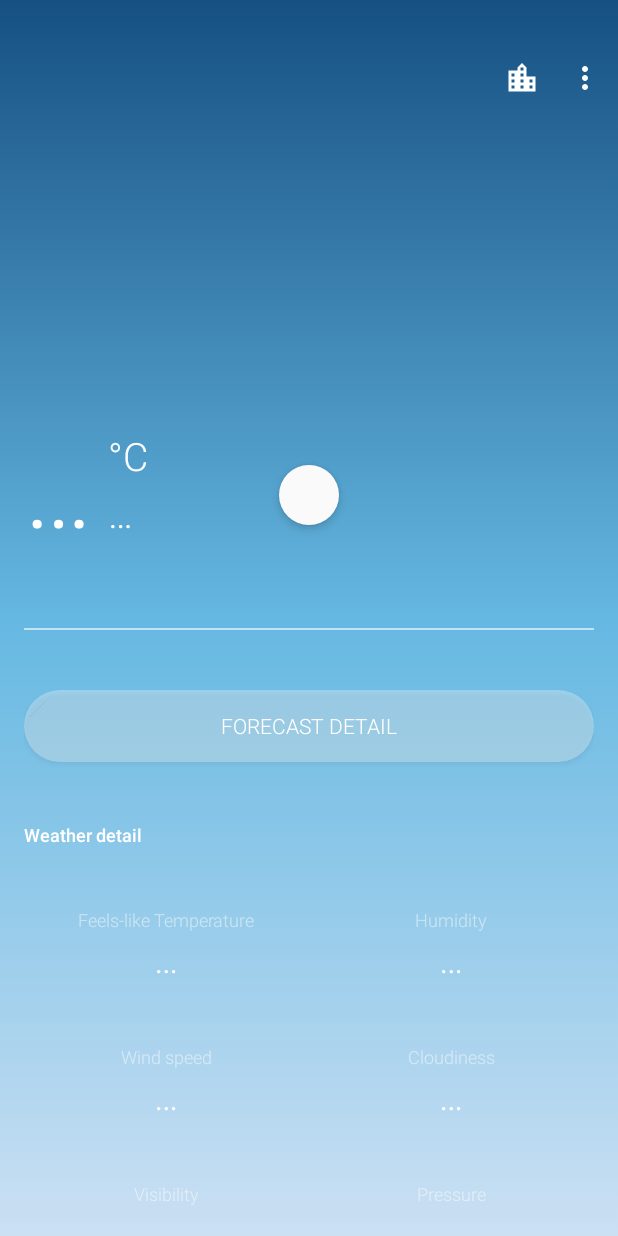
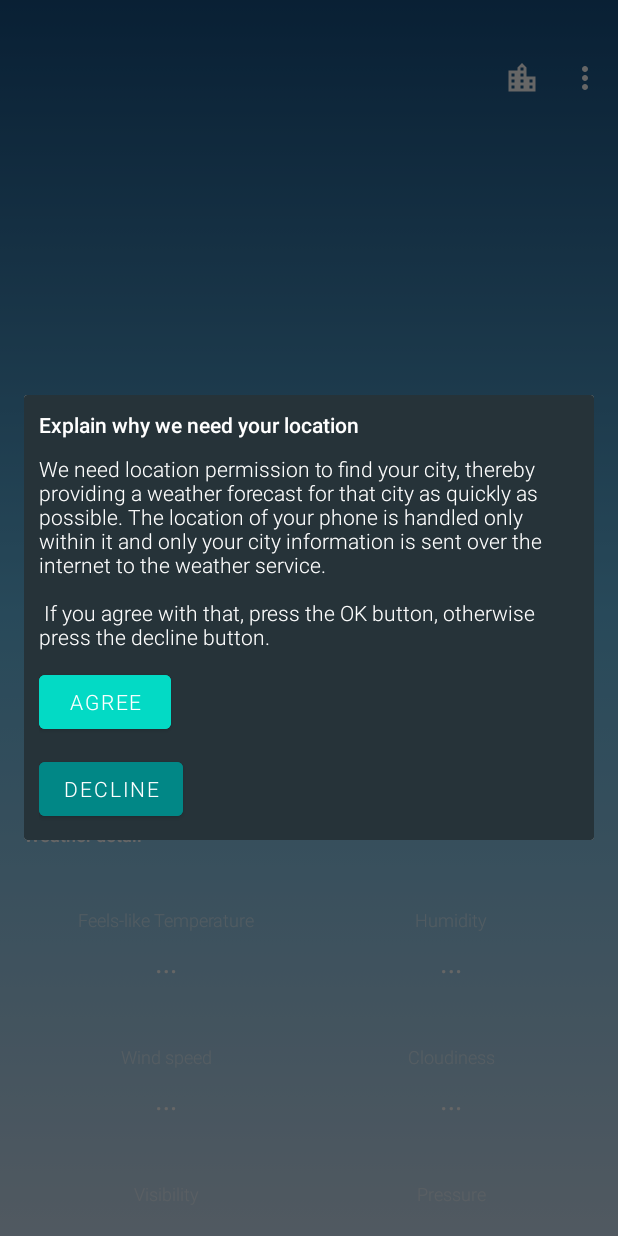
Before and after one commit to duy-maimanh/City-Weather, an Android app: the CurrentWeatherFragment screen opened through its navigation route, on a phone screen of 412 x 824 dp. Run offline under Robolectric (Android 15) with nearby library versions, the light colour scheme and no system bars; our stand-ins replace Dagger/Hilt's generated code, Room's generated code, RxJava; libraries missing offline, so code that uses them is left out: com.opencsv, dev.chrisbanes.insetter; network calls fail; pictures from the network do not load; 2 statements that could not run were skipped.

Commit message:
update popup explain why we need location permission

```diff
--- a/app/src/main/java/com/mmd/cityweather/common/data/preferences/CityWeatherPreferences.kt
+++ b/app/src/main/java/com/mmd/cityweather/common/data/preferences/CityWeatherPreferences.kt
@@ -15,6 +15,8 @@ class CityWeatherPreferences @Inject constructor(
         const val PREFERENCES_NAME = "city_weather"
         private const val DEFAULT_CITY_ID = "default_city_id"
         private const val AUTO_UPDATE_WEATHER = "auto_update_weather"
+        private const val IS_SHOW_LOCATION_EXPLAIN = "is_show_location_explain"
+        private const val IS_USER_APPROVE_LOCATION = "is_user_approve_location"
     }
 
     private val cityPreference = context.getSharedPreferences(
@@ -22,7 +24,8 @@ class CityWeatherPreferences @Inject constructor(
         Context.MODE_PRIVATE
     )
 
-    private val settingPreference = PreferenceManager.getDefaultSharedPreferences(context)
+    private val settingPreference =
+        PreferenceManager.getDefaultSharedPreferences(context)
 
     override fun putSelectedCityId(id: Long) {
         edit { putLong(DEFAULT_CITY_ID, id) }
@@ -36,6 +39,22 @@ class CityWeatherPreferences @Inject constructor(
         return settingPreference.getBoolean(AUTO_UPDATE_WEATHER, false)
     }
 
+    override fun isShowPrivacyExplain(): Boolean {
+        return cityPreference.getBoolean(IS_SHOW_LOCATION_EXPLAIN, false)
+    }
+
+    override fun isUserApproveLocation(): Boolean {
+        return cityPreference.getBoolean(IS_USER_APPROVE_LOCATION, false)
+    }
+
+    override fun setUserApproveLocation(status: Boolean) {
+        edit { putBoolean(IS_USER_APPROVE_LOCATION, status) }
+    }
+
+    override fun setShowPrivacyExplain(status: Boolean) {
+        edit { putBoolean(IS_SHOW_LOCATION_EXPLAIN, status) }
+    }
+
     private inline fun edit(block: SharedPreferences.Editor.() -> Unit) {
         with(cityPreference.edit()) {
             block()
--- a/app/src/main/java/com/mmd/cityweather/common/data/preferences/Preferences.kt
+++ b/app/src/main/java/com/mmd/cityweather/common/data/preferences/Preferences.kt
@@ -7,4 +7,12 @@ interface Preferences {
     fun getSelectedCityId(): Long
 
     fun getAutoUpdateWeatherStatus(): Boolean
+
+    fun isShowPrivacyExplain(): Boolean
+
+    fun isUserApproveLocation(): Boolean
+
+    fun setShowPrivacyExplain(status : Boolean)
+
+    fun setUserApproveLocation(status: Boolean)
 }
--- /dev/null
+++ b/app/src/main/java/com/mmd/cityweather/currentweather/domain/ExplainDialogStatus.kt
@@ -0,0 +1,13 @@
+package com.mmd.cityweather.currentweather.domain
+
+import com.mmd.cityweather.common.data.preferences.CityWeatherPreferences
+import javax.inject.Inject
+
+class ExplainDialogStatus @Inject constructor(
+    private val weatherPreferences: CityWeatherPreferences
+) {
+
+    operator fun invoke() = weatherPreferences.isShowPrivacyExplain()
+
+    fun set(status: Boolean) = weatherPreferences.setShowPrivacyExplain(status)
+}
--- a/app/src/main/java/com/mmd/cityweather/currentweather/presentation/CurrentWeatherFragment.kt
+++ b/app/src/main/java/com/mmd/cityweather/currentweather/presentation/CurrentWeatherFragment.kt
@@ -36,6 +36,11 @@ import kotlin.math.roundToInt
 
 @AndroidEntryPoint
 class CurrentWeatherFragment : Fragment() {
+    companion object {
+        const val CURRENT_WEATHER_KEY = "current_weather_key"
+        const val APPROVE_LOCATION_KEY = "approve_location_key"
+    }
+
     private lateinit var binding: FragmentCurrentWeatherBinding
     private val viewModel: CurrentWeatherViewModel by viewModels()
     private lateinit var fusedLocationClient: FusedLocationProviderClient
@@ -54,7 +59,8 @@ class CurrentWeatherFragment : Fragment() {
                             )
                         )
                     } else {
-                        val locationRequest: LocationRequest = LocationRequest().setPriority(
+                        val locationRequest: LocationRequest =
+                            LocationRequest().setPriority(
                                 LocationRequest.PRIORITY_LOW_POWER
                             ).setInterval(10000).setFastestInterval(
                                 1000
@@ -62,16 +68,19 @@ class CurrentWeatherFragment : Fragment() {
 
 
                         // Initialize location call back
-                        val locationCallback: LocationCallback = object : LocationCallback() {
+                        val locationCallback: LocationCallback =
+                            object : LocationCallback() {
                                 override fun onLocationResult(
                                     locationResult: LocationResult
                                 ) {
                                     // Initialize
                                     // location
-                                val location1: Location = locationResult.lastLocation ?: return
+                                    val location1: Location =
+                                        locationResult.lastLocation ?: return
                                     viewModel.onEven(
                                         CurrentWeatherEvent.ChangeNewLocation(
-                                        location1.latitude, location1.longitude
+                                            location1.latitude,
+                                            location1.longitude
                                         )
                                     )
                                 }
@@ -82,15 +91,18 @@ class CurrentWeatherFragment : Fragment() {
                         )
                     }
                 }.addOnFailureListener { exception ->
-
+                    println()
                 }
             } else {
+                println()
                 // Permission denied
             }
         }
 
     override fun onCreateView(
-        inflater: LayoutInflater, container: ViewGroup?, savedInstanceState: Bundle?
+        inflater: LayoutInflater,
+        container: ViewGroup?,
+        savedInstanceState: Bundle?
     ): View {
         // Inflate the layout for this fragment
         binding = FragmentCurrentWeatherBinding.inflate(
@@ -106,21 +118,33 @@ class CurrentWeatherFragment : Fragment() {
 
     override fun onCreate(savedInstanceState: Bundle?) {
         super.onCreate(savedInstanceState)
-        fusedLocationClient = LocationServices.getFusedLocationProviderClient(requireActivity())
+        fusedLocationClient =
+            LocationServices.getFusedLocationProviderClient(requireActivity())
     }
 
     override fun onViewCreated(view: View, savedInstanceState: Bundle?) {
         super.onViewCreated(view, savedInstanceState)
         viewSetup()
         subscribeToViewStateUpdates()
+
+        parentFragmentManager.setFragmentResultListener(
+            CURRENT_WEATHER_KEY,
+            this
+        ) { _, bundle ->
+            val result = bundle.getBoolean(APPROVE_LOCATION_KEY)
+            if (result) {
                 locationPermissionRequest.launch(Manifest.permission.ACCESS_COARSE_LOCATION)
+            }
+        }
     }
 
     private fun viewSetup() {
         //  set content's position below status bar.
-        val statusBarHeightId = resources.getIdentifier("status_bar_height", "dimen", "android")
+        val statusBarHeightId =
+            resources.getIdentifier("status_bar_height", "dimen", "android")
         val statusBarHeight = resources.getDimensionPixelSize(statusBarHeightId)
-        (binding.appBar.layoutParams as? MarginLayoutParams)?.topMargin = statusBarHeight
+        (binding.appBar.layoutParams as? MarginLayoutParams)?.topMargin =
+            statusBarHeight
         var toolbarBottomLineMargin = 0
         (binding.toolBarBottomLine.layoutParams as? MarginLayoutParams)?.let {
             toolbarBottomLineMargin = it.topMargin + statusBarHeight
@@ -135,14 +159,17 @@ class CurrentWeatherFragment : Fragment() {
             val appBarHeight = appBarLayout!!.measuredHeight
             val screenBackgroundAlpha =
                 (appBarHeight.toFloat() - toolBarHeight + verticalOffset) / (appBarHeight.toFloat() - toolBarHeight) * 255
-            binding.coordinatorLayout.background.alpha = screenBackgroundAlpha.roundToInt()
+            binding.coordinatorLayout.background.alpha =
+                screenBackgroundAlpha.roundToInt()
 
 
-            val toolbarAlphaStartPosition = (appBarHeight.toFloat() - toolBarHeight) * 0.45f
+            val toolbarAlphaStartPosition =
+                (appBarHeight.toFloat() - toolBarHeight) * 0.45f
             if (verticalOffset <= -toolbarAlphaStartPosition) {
                 val toolbarBackgroundAlpha =
                     ((toolbarAlphaStartPosition + verticalOffset) / toolbarAlphaStartPosition) * 255
-                binding.toolBarBottomLine.background.alpha = -toolbarBackgroundAlpha.roundToInt()
+                binding.toolBarBottomLine.background.alpha =
+                    -toolbarBackgroundAlpha.roundToInt()
             } else {
                 binding.toolBarBottomLine.background.alpha = 0
             }
@@ -208,6 +235,28 @@ class CurrentWeatherFragment : Fragment() {
         handleMoveToCorrectLocation(state.moveToCorrectLocation)
         handleOpenForecastWeatherDetail(state.openForecastDetail)
         startUpdateUpdate(state.startAutoUpdate)
+        showLocationExplainDialog(state.isShowLocationExplainDialog)
+        requestPermissionWhenUserApproveLocationExplain(state.isUserApproveForLocation)
+    }
+
+    private fun requestPermissionWhenUserApproveLocationExplain(
+        status: Event<Boolean>?
+    ) {
+        val unhandleStatus = status?.getContentIfNotHandled() ?: return
+
+        if (unhandleStatus) {
+            locationPermissionRequest.launch(Manifest.permission.ACCESS_COARSE_LOCATION)
+        }
+    }
+
+
+    private fun showLocationExplainDialog(status: Event<Boolean>?) {
+        val unhandleStatus = status?.getContentIfNotHandled() ?: return
+
+        if (unhandleStatus) {
+            findNavController().navigate(R.id.action_currentWeatherFragment_to_privacyPopupFragment)
+            viewModel.markLocationExplainShowed()
+        }
     }
 
     private fun startUpdateUpdate(isStart: Pair<Boolean, CityInfoDetail>?) {
@@ -261,13 +310,15 @@ class CurrentWeatherFragment : Fragment() {
                 appBar.title = it.cityName
                 tvDegree.text = it.temp.roundToInt().toString()
                 tvFeelLikeDegree.text = String.format(
-                    getString(R.string.tv_temp), it.tempFeelLike.roundToInt().toString()
+                    getString(R.string.tv_temp),
+                    it.tempFeelLike.roundToInt().toString()
                 )
                 tvHumidity.text = String.format(
                     getString(R.string.tv_humidity), it.humidity.toString()
                 )
                 tvWindSpeed.text = String.format(
-                    getString(R.string.tv_wind_speed), it.windSpeed.roundToInt().toString()
+                    getString(R.string.tv_wind_speed),
+                    it.windSpeed.roundToInt().toString()
                 )
                 tvCloudiness.text = String.format(
                     getString(R.string.tv_humidity), it.cloudiness.toString()
@@ -295,7 +346,8 @@ class CurrentWeatherFragment : Fragment() {
         }
 
         if (snackbarMessage.isNotEmpty()) {
-            Snackbar.make(requireView(), snackbarMessage, Snackbar.LENGTH_LONG).show()
+            Snackbar.make(requireView(), snackbarMessage, Snackbar.LENGTH_LONG)
+                .show()
         }
         updateLoadingStatus(false)
     }
--- a/app/src/main/java/com/mmd/cityweather/currentweather/presentation/CurrentWeatherViewModel.kt
+++ b/app/src/main/java/com/mmd/cityweather/currentweather/presentation/CurrentWeatherViewModel.kt
@@ -12,6 +12,7 @@ import com.mmd.cityweather.common.presentation.models.UIForecastWeather
 import com.mmd.cityweather.currentweather.domain.*
 import com.mmd.cityweather.currentweather.domain.model.CityId
 import com.mmd.cityweather.forecastweatherdetail.domain.ForecastWeather
+import com.mmd.cityweather.privacy.domain.UserApproveLocation
 import com.mmd.cityweather.splash.domain.InsertDefaultCity
 import dagger.hilt.android.lifecycle.HiltViewModel
 import io.reactivex.android.schedulers.AndroidSchedulers
@@ -37,7 +38,9 @@ class CurrentWeatherViewModel @Inject constructor(
     private val compositeDisposable: CompositeDisposable,
     private val getBackgroundForCurrentWeather: GetBackgroundForCurrentWeather,
     private val forecastWeather: ForecastWeather,
-    private val checkAutoUpdateWeather: CheckAutoUpdateWeather
+    private val checkAutoUpdateWeather: CheckAutoUpdateWeather,
+    private val explainDialogStatus: ExplainDialogStatus,
+    private val userApproveLocation: UserApproveLocation
 ) : ViewModel() {
 
     private val _state = MutableStateFlow(CurrentWeatherViewState())
@@ -46,6 +49,7 @@ class CurrentWeatherViewModel @Inject constructor(
 
     init {
         subscribeToSelectedCity()
+        checkShowLocationExplainDialog()
     }
 
     fun onEven(event: CurrentWeatherEvent) {
@@ -96,7 +100,8 @@ class CurrentWeatherViewModel @Inject constructor(
 
     private fun requestCurrentWeather() {
         onLoadingStatus(true)
-        val exception = viewModelScope.createExceptionHandler("Network error", ::onFailure)
+        val exception =
+            viewModelScope.createExceptionHandler("Network error", ::onFailure)
         viewModelScope.launch(exception) {
             requestCurrentWeather(
                 selectedCityInfo.cityId,
@@ -175,6 +180,23 @@ class CurrentWeatherViewModel @Inject constructor(
             }).addTo(compositeDisposable)
     }
 
+    // if explainDialogStatus true, that mean it showed.
+    private fun checkShowLocationExplainDialog() {
+        _state.update { oldState ->
+            oldState.copy(isShowLocationExplainDialog = Event(!explainDialogStatus()))
+        }
+
+        if (explainDialogStatus()){
+            _state.update { oldState->
+                oldState.copy(isUserApproveForLocation = Event(userApproveLocation()))
+            }
+        }
+    }
+
+    fun markLocationExplainShowed() {
+        explainDialogStatus.set(true)
+    }
+
     private fun onLoadingStatus(
         loadingStatus: Boolean, isFirstInit: Boolean = false
     ) {
--- a/app/src/main/java/com/mmd/cityweather/currentweather/presentation/CurrentWeatherViewState.kt
+++ b/app/src/main/java/com/mmd/cityweather/currentweather/presentation/CurrentWeatherViewState.kt
@@ -15,5 +15,7 @@ data class CurrentWeatherViewState(
     val moveToCorrectLocation: Boolean = false,
     val failure: Event<Throwable>? = null,
     val openForecastDetail: List<CityId> = emptyList(),
-    val startAutoUpdate: Pair<Boolean, CityInfoDetail>? = null
+    val startAutoUpdate: Pair<Boolean, CityInfoDetail>? = null,
+    val isShowLocationExplainDialog: Event<Boolean>? = null,
+    val isUserApproveForLocation: Event<Boolean>? = null
 )
--- a/app/src/main/java/com/mmd/cityweather/privacy/PrivacyPopupFragment.kt
+++ /dev/null
@@ -1,25 +0,0 @@
-package com.mmd.cityweather.privacy
-
-import android.os.Bundle
-import android.view.LayoutInflater
-import android.view.View
-import android.view.ViewGroup
-import androidx.fragment.app.DialogFragment
-import com.mmd.cityweather.databinding.DialogPrivacyBinding
-
-class PrivacyPopupFragment: DialogFragment() {
-
-    private lateinit var binding: DialogPrivacyBinding
-
-    override fun onCreateView(
-        inflater: LayoutInflater,
-        container: ViewGroup?,
-        savedInstanceState: Bundle?
-    ): View {
-        // Inflate the layout for this fragment
-        binding = DialogPrivacyBinding.inflate(
-            inflater, container, false
-        )
-        return binding.root
-    }
-}
--- /dev/null
+++ b/app/src/main/java/com/mmd/cityweather/privacy/domain/UserApproveLocation.kt
@@ -0,0 +1,13 @@
+package com.mmd.cityweather.privacy.domain
+
+import com.mmd.cityweather.common.data.preferences.CityWeatherPreferences
+import javax.inject.Inject
+
+class UserApproveLocation @Inject constructor(
+    private val weatherPreferences: CityWeatherPreferences
+) {
+
+    operator fun invoke() = weatherPreferences.isUserApproveLocation()
+
+    fun set(status: Boolean) = weatherPreferences.setUserApproveLocation(status)
+}
--- /dev/null
+++ b/app/src/main/java/com/mmd/cityweather/privacy/presentation/LocationExplainViewModel.kt
@@ -0,0 +1,16 @@
+package com.mmd.cityweather.privacy.presentation
+
+import androidx.lifecycle.ViewModel
+import com.mmd.cityweather.privacy.domain.UserApproveLocation
+import dagger.hilt.android.lifecycle.HiltViewModel
+import javax.inject.Inject
+
+@HiltViewModel
+class LocationExplainViewModel @Inject constructor(private val userApproveLocation: UserApproveLocation) :
+    ViewModel() {
+
+    // save user decision
+    fun approve() {
+        userApproveLocation.set(true)
+    }
+}
--- /dev/null
+++ b/app/src/main/java/com/mmd/cityweather/privacy/presentation/PrivacyPopupFragment.kt
@@ -0,0 +1,47 @@
+package com.mmd.cityweather.privacy.presentation
+
+import android.os.Bundle
+import android.view.LayoutInflater
+import android.view.View
+import android.view.ViewGroup
+import androidx.core.os.bundleOf
+import androidx.fragment.app.DialogFragment
+import androidx.fragment.app.setFragmentResult
+import androidx.fragment.app.viewModels
+import com.mmd.cityweather.currentweather.presentation.CurrentWeatherFragment
+import com.mmd.cityweather.databinding.DialogPrivacyBinding
+import dagger.hilt.android.AndroidEntryPoint
+
+@AndroidEntryPoint
+class PrivacyPopupFragment : DialogFragment() {
+    private val locationExplainViewModel: LocationExplainViewModel by viewModels()
+
+    private lateinit var binding: DialogPrivacyBinding
+
+    override fun onCreateView(
+        inflater: LayoutInflater,
+        container: ViewGroup?,
+        savedInstanceState: Bundle?
+    ): View {
+        // Inflate the layout for this fragment
+        binding = DialogPrivacyBinding.inflate(
+            inflater, container, false
+        )
+        return binding.root
+    }
+
+    override fun onViewCreated(view: View, savedInstanceState: Bundle?) {
+        super.onViewCreated(view, savedInstanceState)
+        binding.btnAgree.setOnClickListener {
+            locationExplainViewModel.approve()
+            setFragmentResult(
+                CurrentWeatherFragment.CURRENT_WEATHER_KEY,
+                bundleOf(CurrentWeatherFragment.APPROVE_LOCATION_KEY to true)
+            )
+            dismiss()
+        }
+        binding.btnDecline.setOnClickListener {
+            dismiss()
+        }
+    }
+}
--- a/app/src/main/res/layout/dialog_privacy.xml
+++ b/app/src/main/res/layout/dialog_privacy.xml
@@ -2,10 +2,41 @@
 <androidx.constraintlayout.widget.ConstraintLayout xmlns:android="http://schemas.android.com/apk/res/android"
     xmlns:app="http://schemas.android.com/apk/res-auto"
     android:layout_width="match_parent"
-    android:layout_height="match_parent">
+    android:layout_height="wrap_content"
+    android:background="@color/bg_bottom_sheet_add_city"
+    android:padding="10dp">
 
     <TextView
+        android:id="@+id/tvLocationExplainTitle"
         android:layout_width="match_parent"
         android:layout_height="wrap_content"
+        android:text="@string/tv_explain_location_title"
+        android:textStyle="bold"
         app:layout_constraintTop_toTopOf="parent" />
+
+    <TextView
+        android:id="@+id/tvLocationExplain"
+        android:layout_width="match_parent"
+        android:layout_height="wrap_content"
+        android:layout_marginTop="10dp"
+        android:text="@string/location_explain"
+        app:layout_constraintTop_toBottomOf="@id/tvLocationExplainTitle" />
+
+    <Button
+        android:id="@+id/btnAgree"
+        android:layout_width="match_parent"
+        android:layout_height="wrap_content"
+        android:layout_marginTop="10dp"
+        android:backgroundTint="@color/teal_200"
+        android:text="@string/btn_agree"
+        app:layout_constraintTop_toBottomOf="@id/tvLocationExplain" />
+
+    <Button
+        android:id="@+id/btnDecline"
+        android:layout_width="match_parent"
+        android:layout_height="wrap_content"
+        android:layout_marginTop="10dp"
+        android:backgroundTint="@color/teal_700"
+        android:text="@string/btn_decline"
+        app:layout_constraintTop_toBottomOf="@id/btnAgree" />
 </androidx.constraintlayout.widget.ConstraintLayout>
--- a/app/src/main/res/navigation/nav_graph.xml
+++ b/app/src/main/res/navigation/nav_graph.xml
@@ -95,6 +95,6 @@
         android:label="SettingsFragment" />
     <dialog
         android:id="@+id/privacyPopupFragment"
-        android:name="com.mmd.cityweather.privacy.PrivacyPopupFragment"
+        android:name="com.mmd.cityweather.privacy.presentation.PrivacyPopupFragment"
         android:label="PrivacyPopupFragment" />
 </navigation>
--- a/app/src/main/res/values/strings.xml
+++ b/app/src/main/res/values/strings.xml
@@ -26,8 +26,12 @@
     <string name="delete_title">Delete</string>
     <string name="management_city_title">City Management</string>
     <string name="no_data">…</string>
+    <string name="location_explain">We need location permission to find your city, thereby providing a weather forecast for that city as quickly as possible. The location of your phone is handled only within it and only your city information is sent over the internet to the weather service.\n\n If you agree with that, press the OK button, otherwise press the decline button.</string>
     <!-- Preference Titles -->
     <string name="update_header">Update Weather</string>
     <!-- Weather Update Preferences -->
     <string name="auto_update_weather_title">Auto update weather (per 30 minutes)</string>
+    <string name="tv_explain_location_title">Explain why we need your location</string>
+    <string name="btn_agree">Agree</string>
+    <string name="btn_decline">Decline</string>
 </resources>
```
Lines whose indentation alone changed are shown as unchanged.
